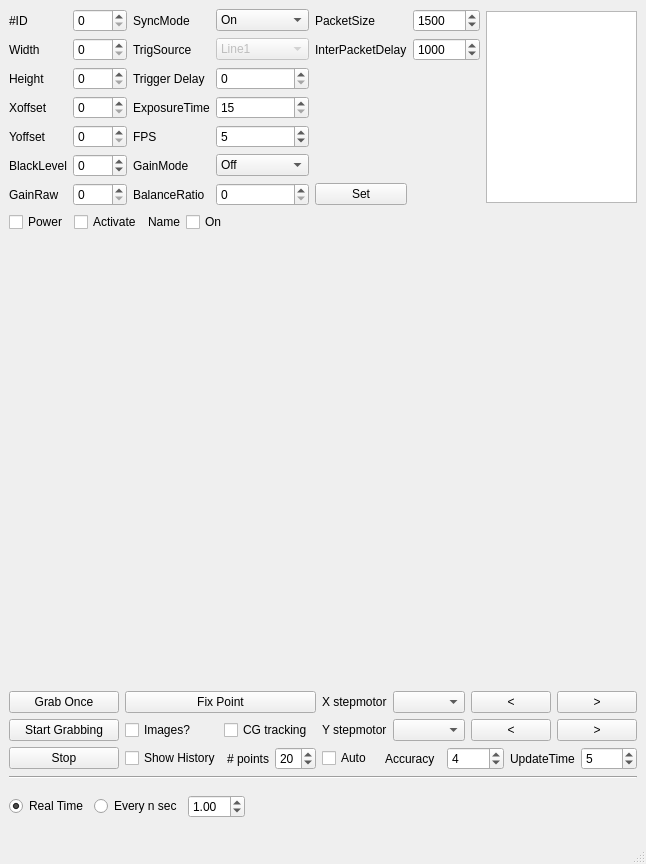
Old version of the form gui/views/ui/widget_camera.ui in the repository Saldenisov/pyconlyse.
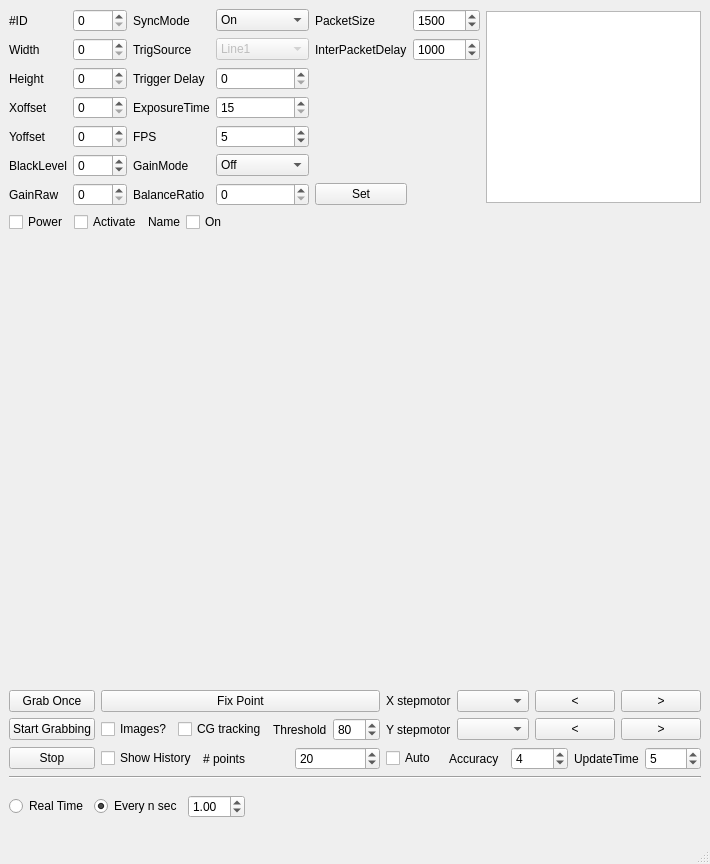
New version of the form.

Commit message: Camera GUI point of laser vizualization is added

Patch:
```diff
--- a/gui/views/ui/widget_camera.ui
+++ b/gui/views/ui/widget_camera.ui
@@ -453,6 +453,9 @@
           </item>
           <item>
            <widget class="QSpinBox" name="spinBox_cg_points">
+            <property name="minimum">
+             <number>1</number>
+            </property>
             <property name="value">
              <number>20</number>
             </property>
@@ -608,6 +611,26 @@
             </property>
            </widget>
           </item>
+          <item>
+           <widget class="QLabel" name="label">
+            <property name="text">
+             <string>Threshold</string>
+            </property>
+           </widget>
+          </item>
+          <item>
+           <widget class="QSpinBox" name="spinBox_threshold">
+            <property name="minimum">
+             <number>0</number>
+            </property>
+            <property name="maximum">
+             <number>255</number>
+            </property>
+            <property name="value">
+             <number>80</number>
+            </property>
+           </widget>
+          </item>
          </layout>
         </item>
        </layout>
@@ -630,7 +653,7 @@
            <string>Real Time</string>
           </property>
           <property name="checked">
-           <bool>true</bool>
+           <bool>false</bool>
           </property>
          </widget>
         </item>
@@ -639,6 +662,9 @@
           <property name="text">
            <string>Every n sec</string>
           </property>
+          <property name="checked">
+           <bool>true</bool>
+          </property>
          </widget>
         </item>
         <item>
```
The commit also changes 8 other files.
